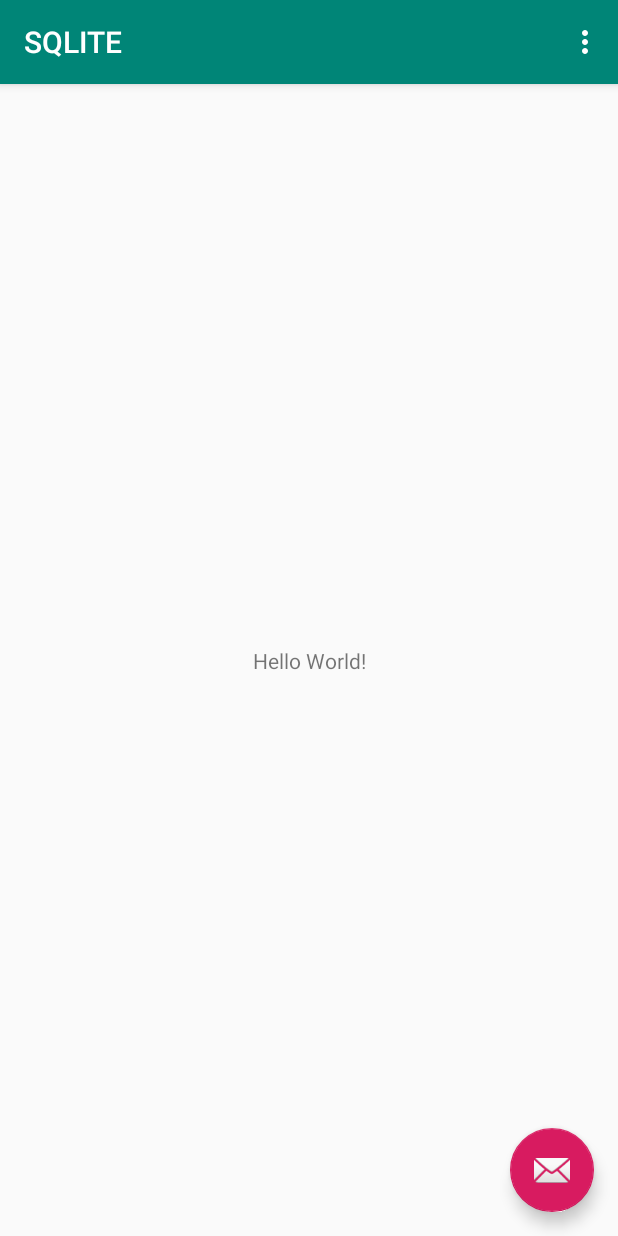
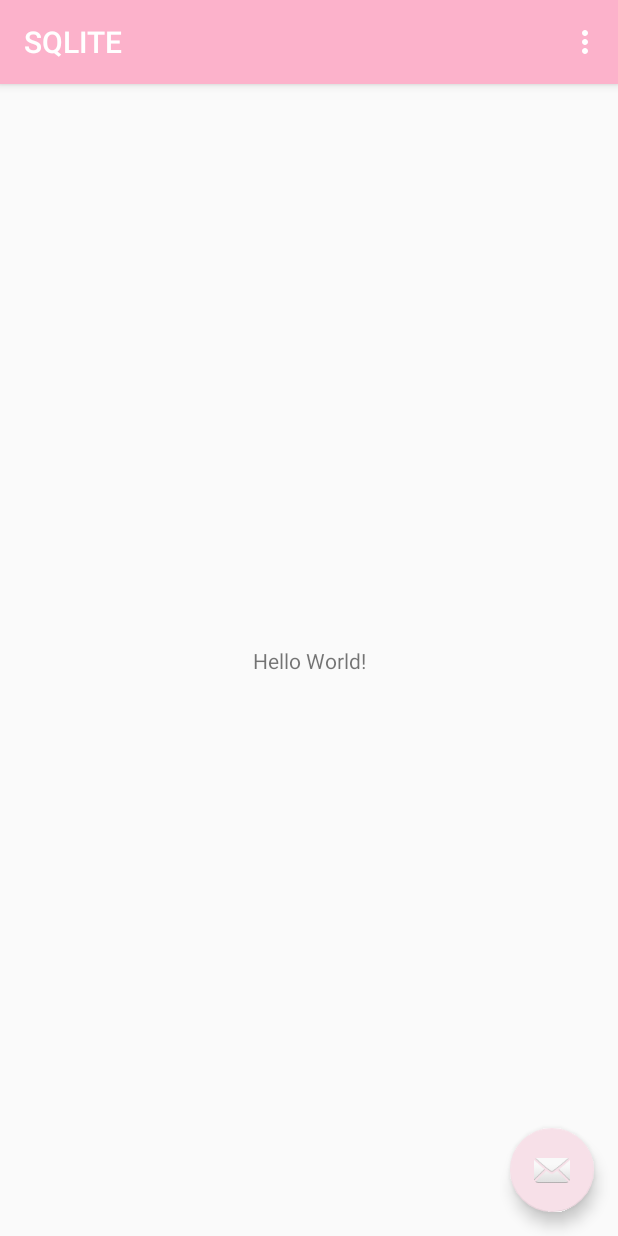
Before and after one commit to SaraiRamirez10/SQLITE, an Android app: the screen it shows after launch (MainActivity), on a phone screen of 412 x 824 dp. Run offline under Robolectric (Android 15) with nearby library versions, the phone set to English and light mode, and no system bars.

Commit message:
reemplazo de /values/colors.xml

```diff
--- a/app/src/main/res/values/colors.xml
+++ b/app/src/main/res/values/colors.xml
@@ -1,6 +1,7 @@
 <?xml version="1.0" encoding="utf-8"?>
 <resources>
-    <color name="colorPrimary">#008577</color>
-    <color name="colorPrimaryDark">#00574B</color>
-    <color name="colorAccent">#D81B60</color>
+    <color name="colorPrimary">#FCB2CB</color>
+    <color name="colorPrimaryDark">#FCB2CB</color>
+    <color name="tituloColor">#000</color>
+    <color name="colorAccent">#F7E0E8</color>
 </resources>
```
